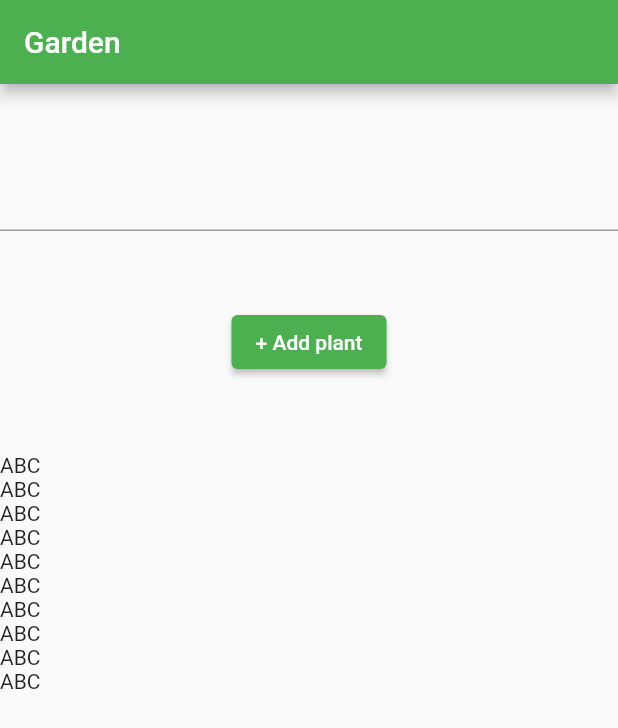
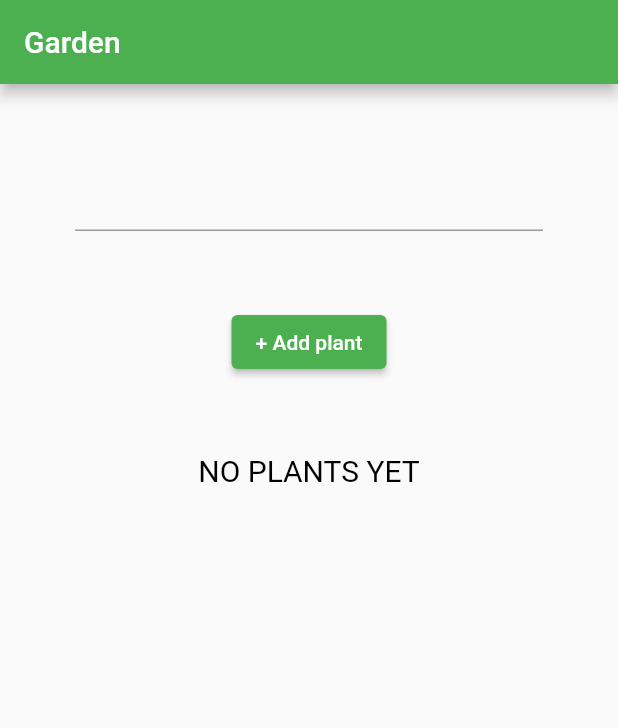
Before and after one commit to 05k4rxF/devinity-recruitment-task, a Flutter app: the screen it shows after launch, on a phone screen of 412 x 824 dp. Shown: the top 728 px of the screen. Run offline on Flutter 3.47's test engine with Material 2 defaults, Android fonts, the phone set to English and light mode, and no system bars; our stand-ins replace bloc, floor, flutter_bloc, freezed_annotation, get_it, injectable and 1 more; accounts and stored records are empty; generated files the repository leaves out were written again.

Commit message:
feat: Add necessary services, specify reusable consts, create floor database and add initial functionalities to cubits

```diff
--- /dev/null
+++ b/lib/domain/plant.dart
@@ -0,0 +1,14 @@
+import 'package:floor/floor.dart';
+
+@entity
+class Plant {
+  @primaryKey
+  final int id;
+  final String name;
+  final String plantType;
+  final int plantedAt;
+
+  Plant(this.id, this.name, this.plantType, this.plantedAt);
+
+  DateTime get getPlantedTime => DateTime.fromMillisecondsSinceEpoch(plantedAt);
+}
--- a/lib/presentation/home/cubit/home_page_cubit.dart
+++ b/lib/presentation/home/cubit/home_page_cubit.dart
@@ -1,9 +1,27 @@
 import 'package:bloc/bloc.dart';
+import 'package:devinity_recruitment_task/domain/plant_service.dart';
 import 'package:injectable/injectable.dart';
 
 import 'home_page_state.dart';
 
 @injectable
 class HomePageCubit extends Cubit<HomePageState> {
-  HomePageCubit() : super(const Loading());
+  final PlantService _plantService;
+
+  HomePageCubit(this._plantService) : super(const Loading());
+
+  Future<void> init() async {
+    await _plantService.initializeDatabase();
+    final _plants = await _plantService.getAllPlants();
+
+    emit(ShowView(plants: _plants));
+  }
+
+  Future<void> searchPlantByName(String searchText) async {
+    final _result = await _plantService.findByName(searchText);
+
+    if (_result.isNotEmpty) {
+      emit(ShowView(plants: _result));
+    }
+  }
 }
--- a/lib/presentation/home/cubit/home_page_state.dart
+++ b/lib/presentation/home/cubit/home_page_state.dart
@@ -1,3 +1,4 @@
+import 'package:devinity_recruitment_task/domain/plant.dart';
 import 'package:freezed_annotation/freezed_annotation.dart';
 
 part 'home_page_state.freezed.dart';
@@ -6,7 +7,7 @@ part 'home_page_state.freezed.dart';
 class HomePageState with _$HomePageState {
   const factory HomePageState.loading() = Loading;
 
-  const factory HomePageState.showView() = ShowView;
+  const factory HomePageState.showView({required List<Plant> plants}) = ShowView;
 
   const factory HomePageState.presentError({required String message}) = PresentError;
 }
--- a/lib/presentation/home/home_page.dart
+++ b/lib/presentation/home/home_page.dart
@@ -1,38 +1,84 @@
+import 'package:devinity_recruitment_task/core/infrastructure/injection/injection.dart';
+import 'package:devinity_recruitment_task/presentation/home/cubit/home_page_cubit.dart';
+import 'package:devinity_recruitment_task/presentation/home/cubit/home_page_state.dart';
+import 'package:devinity_recruitment_task/shared/dimensions.dart';
 import 'package:flutter/material.dart';
+import 'package:flutter_bloc/flutter_bloc.dart';
 
 class HomePage extends StatelessWidget {
   const HomePage({Key? key}) : super(key: key);
 
   @override
   Widget build(BuildContext context) {
-    return Scaffold(
+    return BlocProvider<HomePageCubit>(
+      create: (_) => getIt<HomePageCubit>()..init(),
+      child: Scaffold(
         appBar: AppBar(
           title: const Text("Garden"),
         ),
-      body: Column(
+        body: const _Body(),
+      ),
+    );
+  }
+}
+
+class _Body extends StatefulWidget {
+  const _Body({
+    Key? key,
+  }) : super(key: key);
+
+  @override
+  State<_Body> createState() => _BodyState();
+}
+
+class _BodyState extends State<_Body> {
+  @override
+  Widget build(BuildContext context) {
+    final cubit = context.read<HomePageCubit>();
+
+    return Column(
       mainAxisAlignment: MainAxisAlignment.start,
       children: [
-          const SizedBox(height: 50),
-          const TextField(),
-          const SizedBox(height: 50),
+        Padding(
+          padding: const EdgeInsets.symmetric(horizontal: Dim.d50, vertical: Dim.d50),
+          child: TextField(onChanged: (text) => _searchPlant(cubit, text)),
+        ),
         ElevatedButton(
           onPressed: () => _onAddPlantTap(context),
           child: const Text("+ Add plant"),
         ),
-          const SizedBox(height: 50),
+        Spacers.h50,
         Expanded(
-            child: ListView.builder(
-              physics: const NeverScrollableScrollPhysics(),
-              itemCount: 10,
-              itemBuilder: (context, index) => _listItemBuilder(context),
+          child: Padding(
+            padding: const EdgeInsets.symmetric(horizontal: Dim.d30),
+            child: BlocBuilder<HomePageCubit, HomePageState>(
+              buildWhen: (previous, current) => current is ShowView,
+              builder: (context, state) => _builder(state),
+            ),
           ),
         )
       ],
-      ),
     );
   }
 
-  GestureDetector _listItemBuilder(BuildContext context) {
+  Widget _builder(HomePageState state) => state.maybeMap(
+        showView: (state) => state.plants.isNotEmpty
+            ? ListView.builder(
+                physics: const NeverScrollableScrollPhysics(),
+                itemCount: state.plants.length,
+                itemBuilder: (context, index) => _listItemBuilder(context),
+              )
+            : const Text(
+                "NO PLANTS YET",
+                style: TextStyle(
+                  color: Colors.black,
+                  fontSize: 20,
+                ),
+              ),
+        orElse: () => const SizedBox.shrink(),
+      );
+
+  Widget _listItemBuilder(BuildContext context) {
     return GestureDetector(
       onTap: () => _onEditPlantTap(context),
       child: const Text("ABC"),
@@ -41,4 +87,5 @@ class HomePage extends StatelessWidget {
 
   void _onAddPlantTap(BuildContext context) => Navigator.pushNamed(context, '/plant-form');
   void _onEditPlantTap(BuildContext context) => Navigator.pushNamed(context, '/plant-form');
+  void _searchPlant(HomePageCubit cubit, String searchText) => cubit.searchPlantByName(searchText);
 }
--- a/lib/presentation/plant_form/cubit/add_plant_form_cubit.dart
+++ b/lib/presentation/plant_form/cubit/add_plant_form_cubit.dart
@@ -6,4 +6,9 @@ import 'add_plant_form_state.dart';
 @injectable
 class PlantFormPageCubit extends Cubit<PlantFormPageState> {
   PlantFormPageCubit() : super(const Loading());
+
+  Future<void> addPlantToDB() async {
+    // final person = Plant(1, 'Frank');
+    // await personDao.insertPerson(person);
+  }
 }
--- a/lib/presentation/plant_form/plant_form_page.dart
+++ b/lib/presentation/plant_form/plant_form_page.dart
@@ -1,3 +1,4 @@
+import 'package:devinity_recruitment_task/domain/plant.dart';
 import 'package:flutter/material.dart';
 
 class PlantFormPage extends StatelessWidget {
--- /dev/null
+++ b/lib/shared/dimensions.dart
@@ -0,0 +1,15 @@
+import 'package:flutter/cupertino.dart';
+
+class Dim {
+  static const double d0 = 0;
+  static const double d30 = 30;
+  static const double d50 = 50;
+}
+
+class Spacers {
+  static const Widget h30 = SizedBox(height: Dim.d30);
+  static const Widget h50 = SizedBox(height: Dim.d50);
+
+  static const Widget w30 = SizedBox(width: Dim.d30);
+  static const Widget w50 = SizedBox(width: Dim.d50);
+}
--- a/pubspec.yaml
+++ b/pubspec.yaml
@@ -37,6 +37,7 @@ dev_dependencies:
   flutter_lints: ^1.0.0
   bloc_test: ^9.0.2
   injectable_generator: ^1.5.2
+  floor_generator: ^1.2.0
   build_runner: ^2.1.7
   freezed: ^1.1.0
   json_serializable: ^6.1.4
```
Also changed, not shown: lib/core/infrastructure/injection/injection.dart (added, +12 -0 lines), lib/domain/plant_service.dart (added, +25 -0 lines), lib/infrastructure/plant_dao.dart (added, +17 -0 lines), lib/infrastructure/plant_database.dart (added, +13 -0 lines), lib/main.dart (+12 -2 lines), 1 other file. Lines whose indentation alone changed are shown as unchanged.
